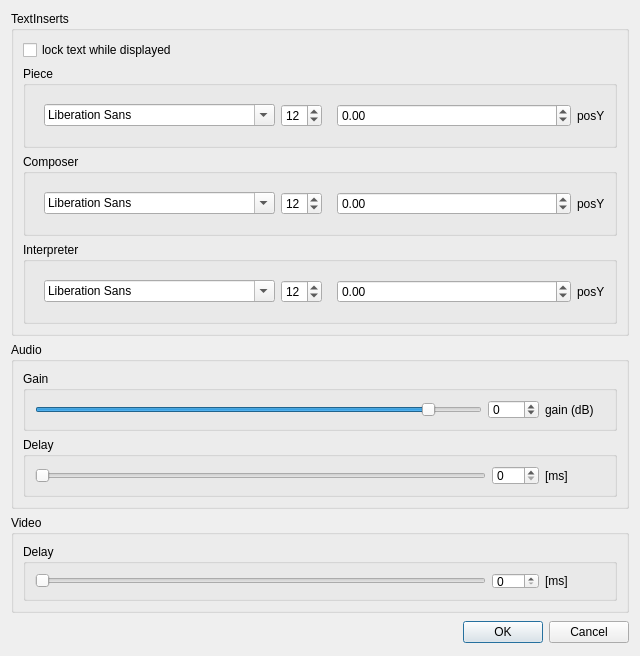
The window that gui/UIs/streamcontrols.ui (iem-projects/striem) describes before a commit, drawn with Qt 5.
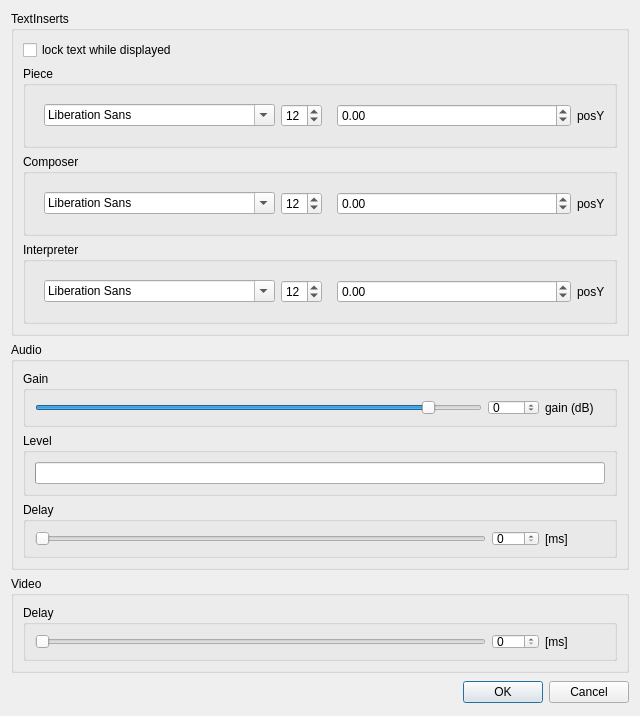
The same window after the commit.

Commit message: added level-meter

```diff
--- a/gui/UIs/streamcontrols.ui
+++ b/gui/UIs/streamcontrols.ui
@@ -339,6 +339,25 @@
         </layout>
        </widget>
       </item>
+      <item>
+       <widget class="QGroupBox" name="groupBox">
+        <property name="title">
+         <string>Level</string>
+        </property>
+        <layout class="QHBoxLayout" name="horizontalLayout">
+         <item>
+          <widget class="QProgressBar" name="aLevel">
+           <property name="value">
+            <number>0</number>
+           </property>
+           <property name="textVisible">
+            <bool>false</bool>
+           </property>
+          </widget>
+         </item>
+        </layout>
+       </widget>
+      </item>
       <item>
        <widget class="QGroupBox" name="groupBox_2">
         <property name="sizePolicy">
```
